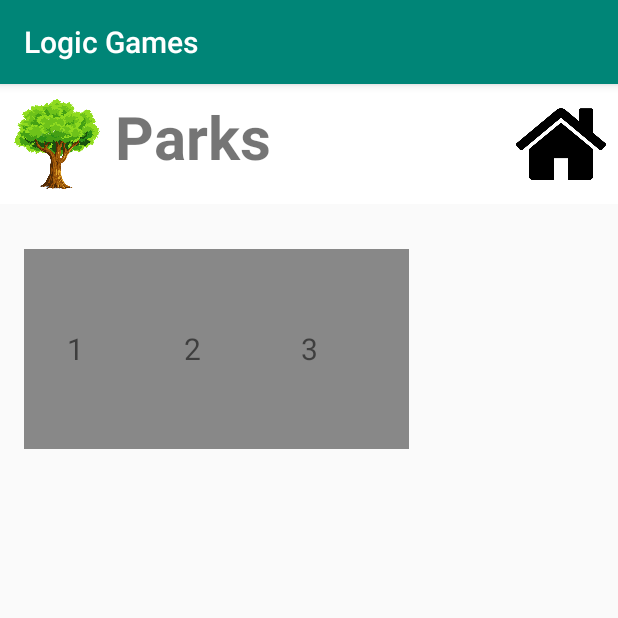
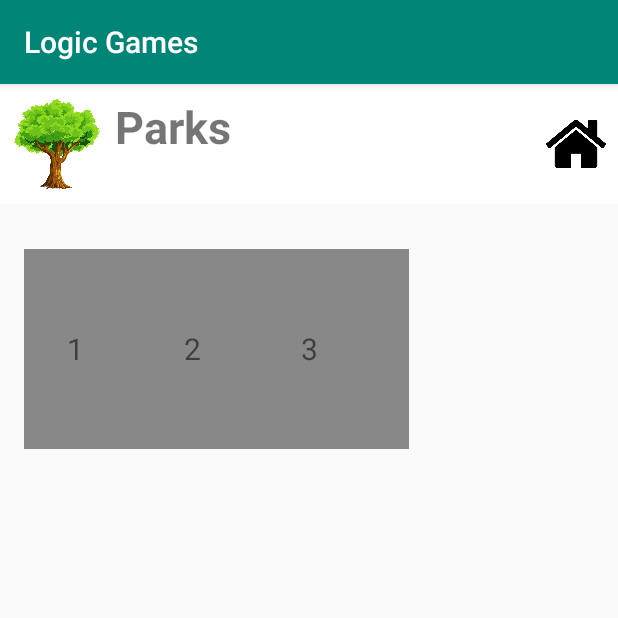
Before and after one commit to bence123456/logicgame_android, an Android app: the GamesActivity screen opened directly, with no data from a screen before it, after a tap on "Parks", on a phone screen of 412 x 824 dp, the top half of it. Run offline under Robolectric (Android 15) with nearby library versions, the phone set to English and light mode, and no system bars.

Commit message:
added more games, added divider to game list, icon changes

```diff
--- a/app/src/main/java/com/bkonecsni/logicgame/activities/GamesActivity.java
+++ b/app/src/main/java/com/bkonecsni/logicgame/activities/GamesActivity.java
@@ -3,16 +3,14 @@ package com.bkonecsni.logicgame.activities;
 import android.content.Context;
 import android.support.v7.app.AppCompatActivity;
 import android.os.Bundle;
+import android.support.v7.widget.DividerItemDecoration;
 import android.support.v7.widget.LinearLayoutManager;
 import android.support.v7.widget.RecyclerView;
-import android.view.View;
 
 import com.bkonecsni.logicgame.adapters.GamesAdapter;
 import com.bkonecsni.logicgame.domain.common.AbstractGameInfo;
-import com.bkonecsni.logicgame.gamecode.parks.ParksGameInfo;
 import com.bkonecsni.logicgame.util.GameUtil;
 
-import java.util.Arrays;
 import java.util.List;
 
 import logicgame.bkonecsni.com.logicgame.R;
@@ -29,6 +27,9 @@ public class GamesActivity extends AppCompatActivity {
         gameList.setLayoutManager(new LinearLayoutManager(context));
         gameList.setHasFixedSize(true);
 
+        DividerItemDecoration divider = new DividerItemDecoration(gameList.getContext(), DividerItemDecoration.VERTICAL);
+        gameList.addItemDecoration(divider);
+
         List<AbstractGameInfo> gameInfoList = GameUtil.getInstance().getGameInfoList();
         gameList.setAdapter(new GamesAdapter(gameInfoList));
     }
--- a/app/src/main/java/com/bkonecsni/logicgame/util/GameUtil.java
+++ b/app/src/main/java/com/bkonecsni/logicgame/util/GameUtil.java
@@ -10,7 +10,6 @@ import com.bkonecsni.logicgame.gamecode.parks.ParksGameInfo;
 import com.bkonecsni.logicgame.gamecode.skyscrapers.SkyscrapersGameInfo;
 import com.bkonecsni.logicgame.gamecode.sumscrapers.SumscrapersGameInfo;
 
-import java.lang.reflect.Array;
 import java.util.Arrays;
 import java.util.List;
 
@@ -24,8 +23,7 @@ public class GameUtil {
     }
 
     private GameUtil() {
-        gameInfoList = Arrays.asList(new ParksGameInfo());
-//        Arrays.asList(new ParksGameInfo(), new MinesweeperGameInfo(), new Lighten_upGameInfo(), new SumscrapersGameInfo(), new SkyscrapersGameInfo());
+      gameInfoList = Arrays.asList(new ParksGameInfo(), new MinesweeperGameInfo(), new Lighten_upGameInfo(), new SumscrapersGameInfo(), new SkyscrapersGameInfo());
 
         for (AbstractGameInfo gameInfo : gameInfoList) {
             gameInfo.init();
--- a/app/src/main/res/layout/activity_levels.xml
+++ b/app/src/main/res/layout/activity_levels.xml
@@ -33,7 +33,7 @@
             android:layout_marginTop="8dp"
             android:gravity="center"
             android:textAlignment="center"
-            android:textSize="40sp"
+            android:textSize="30sp"
             android:textStyle="bold"
             app:layout_constraintStart_toEndOf="@+id/gameIcon"
             app:layout_constraintTop_toTopOf="parent"
@@ -41,8 +41,8 @@
 
         <ImageView
             android:id="@+id/homeLink"
-            android:layout_width="60dp"
-            android:layout_height="60dp"
+            android:layout_width="40dp"
+            android:layout_height="40dp"
             android:layout_marginEnd="8dp"
             android:layout_marginTop="8dp"
             android:layout_marginBottom="8dp"
--- a/app/src/main/res/layout/game_list_item.xml
+++ b/app/src/main/res/layout/game_list_item.xml
@@ -4,8 +4,7 @@
     xmlns:app="http://schemas.android.com/apk/res-auto"
     xmlns:tools="http://schemas.android.com/tools"
     android:layout_width="match_parent"
-    android:layout_height="80dp"
-    android:background="#e2e2e2">
+    android:layout_height="80dp">
 
     <ImageView
         android:id="@+id/gameIcon"
```
Also changed, not shown: app/src/main/res/drawable/lightbulb.xml (added, +13 -0 lines), app/src/main/res/drawable/lighten_up_icon.xml (added, +13 -0 lines), app/src/main/res/drawable/skyscrapers_icon.xml (added, +9 -0 lines), app/src/main/res/drawable/sumscrapers_icon.xml (added, +9 -0 lines), app/src/main/res/drawable/lightbulb.png (deleted), app/src/main/res/drawable/lighten_up_icon.png (deleted), app/src/main/res/drawable/skyscrapers_icon.png (deleted), app/src/main/res/drawable/sumscrapers_icon.png (deleted).
